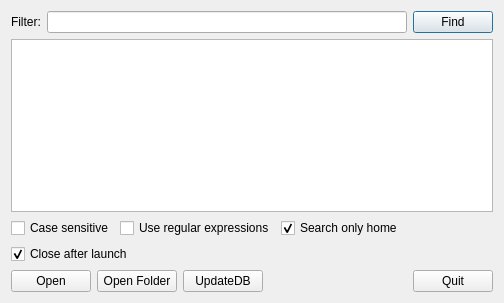
First picture: the form in dialog.ui, repository SammyEnigma/qlocate, before the edit.
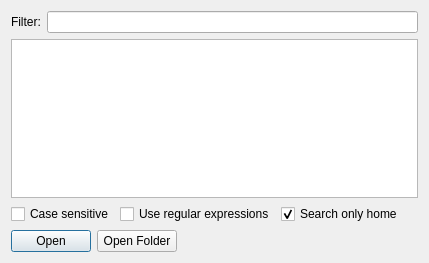
Second picture: the form after the edit.

Patch:
```diff
--- a/dialog.ui
+++ b/dialog.ui
@@ -6,8 +6,8 @@
    <rect>
     <x>0</x>
     <y>0</y>
-    <width>504</width>
-    <height>303</height>
+    <width>429</width>
+    <height>263</height>
    </rect>
   </property>
   <property name="windowTitle">
@@ -26,16 +26,6 @@
      <item>
       <widget class="QLineEdit" name="lineEdit"/>
      </item>
-     <item>
-      <widget class="QPushButton" name="find">
-       <property name="enabled">
-        <bool>true</bool>
-       </property>
-       <property name="text">
-        <string>Find</string>
-       </property>
-      </widget>
-     </item>
     </layout>
    </item>
    <item>
@@ -82,33 +72,6 @@
      </item>
     </layout>
    </item>
-   <item>
-    <layout class="QHBoxLayout" name="horizontalLayout_3">
-     <item>
-      <widget class="QCheckBox" name="checkBoxCloseAfterLaunch">
-       <property name="text">
-        <string>Close after launch</string>
-       </property>
-       <property name="checked">
-        <bool>true</bool>
-       </property>
-      </widget>
-     </item>
-     <item>
-      <spacer name="horizontalSpacer_2">
-       <property name="orientation">
-        <enum>Qt::Horizontal</enum>
-       </property>
-       <property name="sizeHint" stdset="0">
-        <size>
-         <width>40</width>
-         <height>20</height>
-        </size>
-       </property>
-      </spacer>
-     </item>
-    </layout>
-   </item>
    <item>
     <layout class="QHBoxLayout" name="horizontalLayout_4">
      <item>
@@ -125,13 +88,6 @@
        </property>
       </widget>
      </item>
-     <item>
-      <widget class="QPushButton" name="pushButtonUpdateDB">
-       <property name="text">
-        <string>UpdateDB</string>
-       </property>
-      </widget>
-     </item>
      <item>
       <spacer name="horizontalSpacer_3">
        <property name="orientation">
@@ -145,13 +101,6 @@
        </property>
       </spacer>
      </item>
-     <item>
-      <widget class="QPushButton" name="pushButton">
-       <property name="text">
-        <string>Quit</string>
-       </property>
-      </widget>
-     </item>
     </layout>
    </item>
   </layout>
```
Left out of the diff: 84 changed lines with no effect on the pictures.
